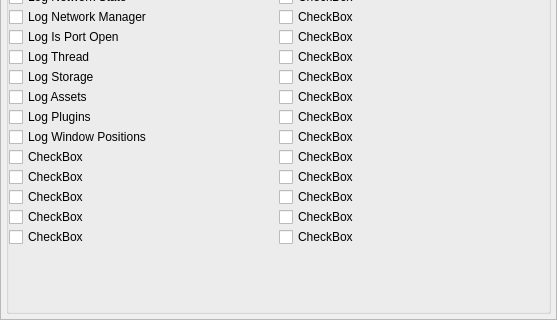
First picture: the form in resources/Forms/AppletLogSettings.ui, repository nolimitconnect/NoLimitConnect, before the edit; both pictures show x 0 to 557 and y 418 to 738 of the 557 by 738 pixel window.
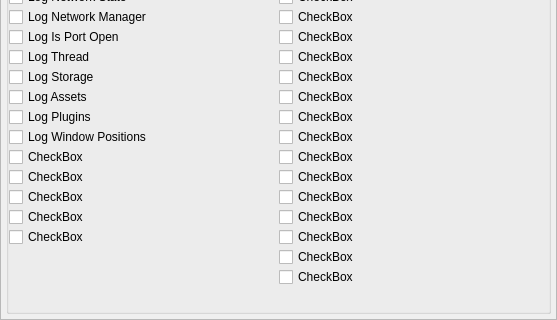
Second picture: the form after the edit.

```diff
--- a/resources/Forms/AppletLogSettings.ui
+++ b/resources/Forms/AppletLogSettings.ui
@@ -742,6 +742,20 @@
                 </property>
                </widget>
               </item>
+              <item>
+               <widget class="QCheckBox" name="m_LogModuleCheckBox_39">
+                <property name="text">
+                 <string notr="true">CheckBox</string>
+                </property>
+               </widget>
+              </item>
+              <item>
+               <widget class="QCheckBox" name="m_LogModuleCheckBox_40">
+                <property name="text">
+                 <string notr="true">CheckBox</string>
+                </property>
+               </widget>
+              </item>
               <item>
                <spacer name="verticalSpacer_4">
                 <property name="orientation">
```
